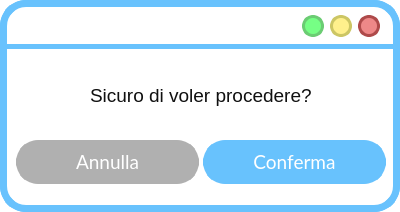
Above: ui/Y-N Message.ui from SbattellaMattia/SoftwareEngineering before the change. Below: the same form after it.
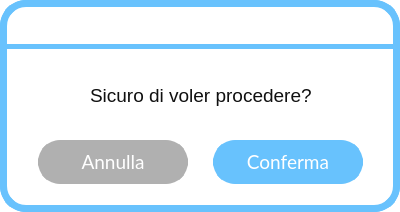
That is the form after the change. Icons and pictures are not drawn.

Commit message: revisione viste 34/34, migliorato il maximizeButton

```diff
--- a/ui/Y-N Message.ui
+++ b/ui/Y-N Message.ui
@@ -62,196 +62,6 @@
      <string/>
     </property>
    </widget>
-   <widget class="QPushButton" name="reduceButton">
-    <property name="geometry">
-     <rect>
-      <x>302</x>
-      <y>15</y>
-      <width>22</width>
-      <height>22</height>
-     </rect>
-    </property>
-    <property name="sizePolicy">
-     <sizepolicy hsizetype="Fixed" vsizetype="Fixed">
-      <horstretch>0</horstretch>
-      <verstretch>0</verstretch>
-     </sizepolicy>
-    </property>
-    <property name="minimumSize">
-     <size>
-      <width>22</width>
-      <height>22</height>
-     </size>
-    </property>
-    <property name="maximumSize">
-     <size>
-      <width>24</width>
-      <height>24</height>
-     </size>
-    </property>
-    <property name="cursor">
-     <cursorShape>PointingHandCursor</cursorShape>
-    </property>
-    <property name="styleSheet">
-     <string notr="true">QPushButton{
- background-color:#76ff85;
- border-style: solid;
- border-radius:11px;
-font: 18pt &quot;Candara&quot;;
-border-color:#6bcc73;
-border-width:3;
-}
-
-QPushButton::pressed{
-	background-color : white;
-	border-color:#6bcc73;
-	border-width:3;
-}
-</string>
-    </property>
-    <property name="text">
-     <string/>
-    </property>
-   </widget>
-   <widget class="QPushButton" name="exitButton">
-    <property name="geometry">
-     <rect>
-      <x>358</x>
-      <y>15</y>
-      <width>22</width>
-      <height>22</height>
-     </rect>
-    </property>
-    <property name="sizePolicy">
-     <sizepolicy hsizetype="Fixed" vsizetype="Fixed">
-      <horstretch>0</horstretch>
-      <verstretch>0</verstretch>
-     </sizepolicy>
-    </property>
-    <property name="minimumSize">
-     <size>
-      <width>22</width>
-      <height>22</height>
-     </size>
-    </property>
-    <property name="maximumSize">
-     <size>
-      <width>24</width>
-      <height>24</height>
-     </size>
-    </property>
-    <property name="cursor">
-     <cursorShape>PointingHandCursor</cursorShape>
-    </property>
-    <property name="styleSheet">
-     <string notr="true">QPushButton{
- background-color:#ee8888;
- border-style: solid;
- border-radius:11px;
-font: 18pt &quot;Candara&quot;;
-border-color:#ae4a4a;
-border-width:3;
-}
-
-QPushButton::pressed{
-	background-color : white;
-	border-color:#ae4a4a;
-	border-width:3;
-}
-</string>
-    </property>
-    <property name="text">
-     <string/>
-    </property>
-   </widget>
-   <widget class="QPushButton" name="maximizeButton">
-    <property name="geometry">
-     <rect>
-      <x>330</x>
-      <y>15</y>
-      <width>22</width>
-      <height>22</height>
-     </rect>
-    </property>
-    <property name="sizePolicy">
-     <sizepolicy hsizetype="Fixed" vsizetype="Fixed">
-      <horstretch>0</horstretch>
-      <verstretch>0</verstretch>
-     </sizepolicy>
-    </property>
-    <property name="minimumSize">
-     <size>
-      <width>20</width>
-      <height>20</height>
-     </size>
-    </property>
-    <property name="maximumSize">
-     <size>
-      <width>24</width>
-      <height>24</height>
-     </size>
-    </property>
-    <property name="cursor">
-     <cursorShape>PointingHandCursor</cursorShape>
-    </property>
-    <property name="styleSheet">
-     <string notr="true">QPushButton{
- background-color:#fff08c	;
- border-style: solid;
- border-radius:11px;
-font: 18pt &quot;Candara&quot;;
-border-color:#ccc664;
-border-width:3;
-}
-
-QPushButton::pressed{
-	background-color : white;
-	border-color:#ccc664;
-	border-width:3;
-}
-</string>
-    </property>
-    <property name="text">
-     <string/>
-    </property>
-   </widget>
-   <widget class="QLabel" name="indietroLabel">
-    <property name="geometry">
-     <rect>
-      <x>350</x>
-      <y>57</y>
-      <width>36</width>
-      <height>36</height>
-     </rect>
-    </property>
-    <property name="font">
-     <font>
-      <family>Lato Light</family>
-      <pointsize>20</pointsize>
-      <weight>50</weight>
-      <italic>false</italic>
-      <bold>false</bold>
-     </font>
-    </property>
-    <property name="cursor">
-     <cursorShape>PointingHandCursor</cursorShape>
-    </property>
-    <property name="autoFillBackground">
-     <bool>false</bool>
-    </property>
-    <property name="styleSheet">
-     <string notr="true">background-color: rgba(255, 255, 255,0);</string>
-    </property>
-    <property name="text">
-     <string/>
-    </property>
-    <property name="pixmap">
-     <pixmap resource="res/res.qrc">:/icons/arrow_back_FILL1_wght700_GRAD200_opsz48_risultato.png</pixmap>
-    </property>
-    <property name="scaledContents">
-     <bool>true</bool>
-    </property>
-   </widget>
    <widget class="QLabel" name="label_3">
     <property name="geometry">
      <rect>
@@ -275,9 +85,9 @@
    <widget class="QPushButton" name="annullaButton">
     <property name="geometry">
      <rect>
-      <x>16</x>
+      <x>38</x>
       <y>140</y>
-      <width>183</width>
+      <width>150</width>
       <height>44</height>
      </rect>
     </property>
@@ -329,9 +139,9 @@
    <widget class="QPushButton" name="confermaButton">
     <property name="geometry">
      <rect>
-      <x>203</x>
+      <x>213</x>
       <y>140</y>
-      <width>183</width>
+      <width>150</width>
       <height>44</height>
      </rect>
     </property>
```
The commit also changes 14 other files.
